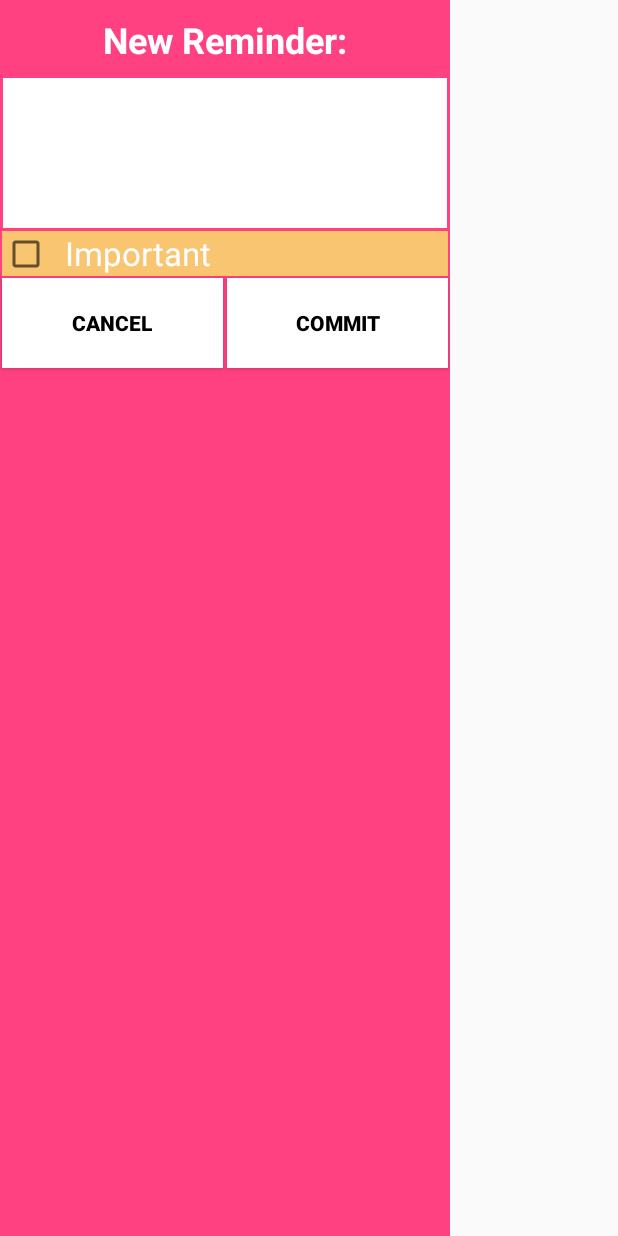
After one commit to abner0908/Reminders, an Android app: the layout dialog_custom.xml on its own in the app's theme, with its tools: preview values and no code run, on a phone screen of 412 x 824 dp. The commit adds this screen. Run offline under Robolectric (Android 15) with nearby library versions, the phone set to English and light mode, and no system bars.

```diff
--- a/app/src/main/java/com/app/abner0908/reminders/RemindersActivity.java
+++ b/app/src/main/java/com/app/abner0908/reminders/RemindersActivity.java
@@ -1,6 +1,7 @@
 package com.app.abner0908.reminders;
 
 import android.app.Dialog;
+import android.app.TimePickerDialog;
 import android.database.Cursor;
 import android.os.Bundle;
 import android.support.v7.app.ActionBar;
@@ -21,6 +22,8 @@ import android.widget.EditText;
 import android.widget.LinearLayout;
 import android.widget.ListView;
 import android.widget.TextView;
+
+import java.util.Date;
 
 public class RemindersActivity extends AppCompatActivity {
     private ListView mListView;
@@ -60,7 +63,7 @@ public class RemindersActivity extends AppCompatActivity {
             public void onItemClick(AdapterView<?> parent, View view, final int masterListPosition, long id) {
                 AlertDialog.Builder builder = new AlertDialog.Builder(RemindersActivity.this);
                 ListView modeListView = new ListView(RemindersActivity.this);
-                String[] modes = new String[]{"Edit Reminder", "Delete Reminder"};
+                String[] modes = new String[]{"Edit Reminder", "Delete Reminder", "Schedule Reminder"};
                 ArrayAdapter<String> modeAdapter = new ArrayAdapter<>(RemindersActivity.this,
                         android.R.layout.simple_list_item_1, android.R.id.text1, modes);
                 modeListView.setAdapter(modeAdapter);
@@ -75,9 +78,12 @@ public class RemindersActivity extends AppCompatActivity {
                             int nId = getIdFromPosition(masterListPosition);
                             Reminder reminder = mDbAdapter.fetchReminderById(nId);
                             fireCustomDialog(reminder);
-                        } else {
+                        } else if (position == 1) {
                             mDbAdapter.deleteReminderById(getIdFromPosition(masterListPosition));
                             mCursorAdapter.changeCursor(mDbAdapter.fetchAllReminders());
+                        } else {
+                            Date today = new Date();
+                            new TimePickerDialog(RemindersActivity.this, null, today.getHours(), today.getMinutes(), false).show();
                         }
                         dialog.dismiss();
                     }
--- /dev/null
+++ b/app/src/main/res/layout/dialog_custom.xml
@@ -0,0 +1,76 @@
+<?xml version="1.0" encoding="utf-8"?>
+<LinearLayout xmlns:android="http://schemas.android.com/apk/res/android"
+              android:id="@+id/custom_root_layout"
+              android:layout_width="300dp"
+              android:layout_height="match_parent"
+              android:background="@color/colorAccent"
+              android:orientation="vertical">
+
+    <TextView
+        android:id="@+id/custom_title"
+        android:layout_width="match_parent"
+        android:layout_height="50dp"
+        android:gravity="center_vertical"
+        android:padding="10dp"
+        android:text="New Reminder:"
+        android:textAlignment="center"
+        android:textColor="@color/white"
+        android:textSize="24sp"
+        android:textStyle="bold"
+        />
+
+    <EditText
+        android:id="@+id/custom_edit_reminder"
+        android:layout_width="match_parent"
+        android:layout_height="100dp"
+        android:layout_margin="2dp"
+        android:background="@color/white"
+        android:gravity="start"
+        android:textColor="@color/black">
+
+        <requestFocus/>
+    </EditText>
+
+    <CheckBox
+        android:id="@+id/custom_check_box"
+        android:layout_width="match_parent"
+        android:layout_height="30dp"
+        android:background="@color/light_orange"
+        android:paddingLeft="10dp"
+        android:text="Important"
+        android:textSize="22dp"
+        android:layout_marginLeft="1dp"
+        android:layout_marginRight="1dp"
+        android:textAlignment="viewStart"
+        android:textColor="@color/white"/>
+
+    <LinearLayout
+        android:layout_width="match_parent"
+        android:layout_height="match_parent"
+        android:orientation="horizontal">
+
+        <Button
+            android:id="@+id/custom_button_cancel"
+            android:layout_width="0dp"
+            android:layout_height="60dp"
+            android:layout_weight="50"
+            android:text="Cancel"
+            android:layout_margin="1dp"
+            android:textStyle="bold"
+            android:background="@color/white"
+            android:textColor="@color/black"/>
+
+        <Button
+            android:id="@+id/custom_button_commit"
+            android:layout_width="0dp"
+            android:layout_height="60dp"
+            android:layout_weight="50"
+            android:text="Commit"
+            android:layout_margin="1dp"
+            android:textStyle="bold"
+            android:background="@color/white"
+            android:textColor="@color/black"/>
+
+    </LinearLayout>
+
+</LinearLayout>
--- a/app/src/main/res/values/colors.xml
+++ b/app/src/main/res/values/colors.xml
@@ -8,4 +8,9 @@
     <color name="green">#e301e9e1</color>
     <color name="white">#ffffff</color>
     <color name="orange">#ff891a</color>
+    <color name="light_grey">#bababa</color>
+    <color name="black">#000000</color>
+    <color name="blue">#ff1118ff</color>
+    <color name="light_blue">#3bbdf9</color>
+    <color name="light_orange">#fac570</color>
 </resources>
```
Also changed, not shown: app/src/main/ic_launcher-web.png (added), app/src/main/res/mipmap-hdpi/ic_launcher.png, app/src/main/res/mipmap-mdpi/ic_launcher.png, app/src/main/res/mipmap-xhdpi/ic_launcher.png, app/src/main/res/mipmap-xxhdpi/ic_launcher.png, app/src/main/res/mipmap-xxxhdpi/ic_launcher.png.
